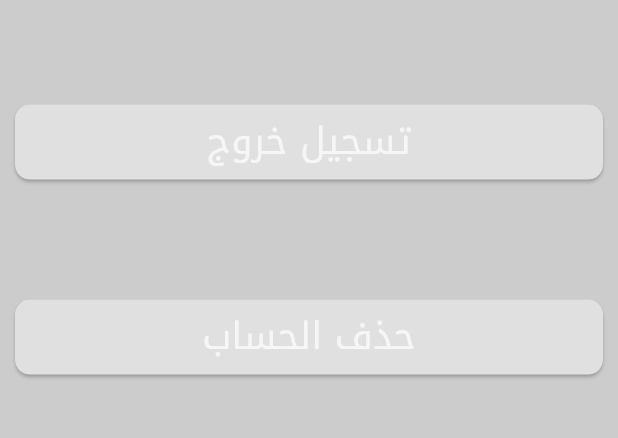
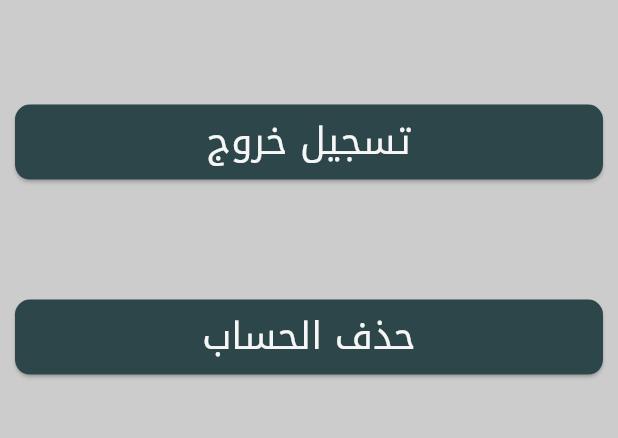
Before and after one commit to mohammedgado/hishamtarek, a Flutter app: the SettingsView screen opened directly, on a phone screen of 412 x 824 dp, the part 517-955 px from its top. Run offline on Flutter 3.47's test engine with Material 3 defaults, Android fonts, the light colour scheme and no system bars; our stand-ins replace cached_network_image, device_info_plus, flutter_staggered_animations, font_awesome_flutter, liquid_pull_to_refresh, permission_handler and 3 more; missing offline and left inert: device_imei, restart_app; accounts and stored records are empty.

Commit message:
ios fixes

```diff
--- a/lib/Views/SettingsView.dart
+++ b/lib/Views/SettingsView.dart
@@ -36,8 +36,6 @@ class SettingsViewState extends State<SettingsView> {
   @override
   Widget build(BuildContext context) {
     final ButtonStyle raisedButtonStyle = ElevatedButton.styleFrom(
-      onPrimary: Colors.black87,
-      primary: Colors.grey[300],
       minimumSize: Size(88, 50),
       backgroundColor: appDesign.colorPrimaryDark,
       padding: EdgeInsets.symmetric(horizontal: 16),
```
